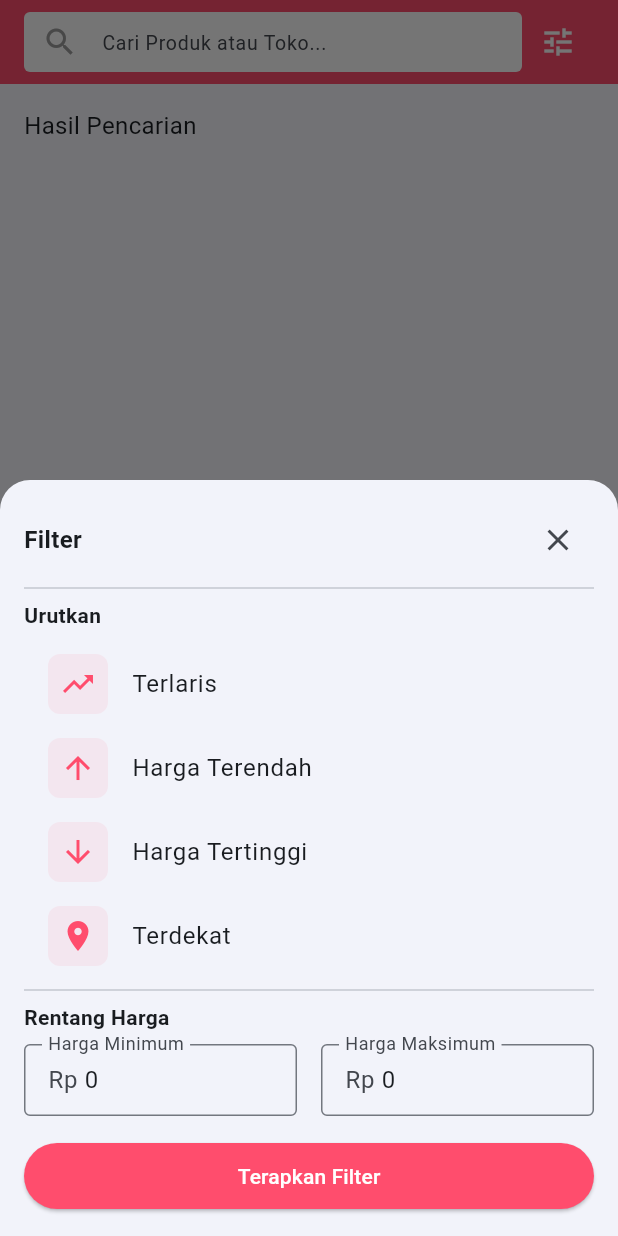
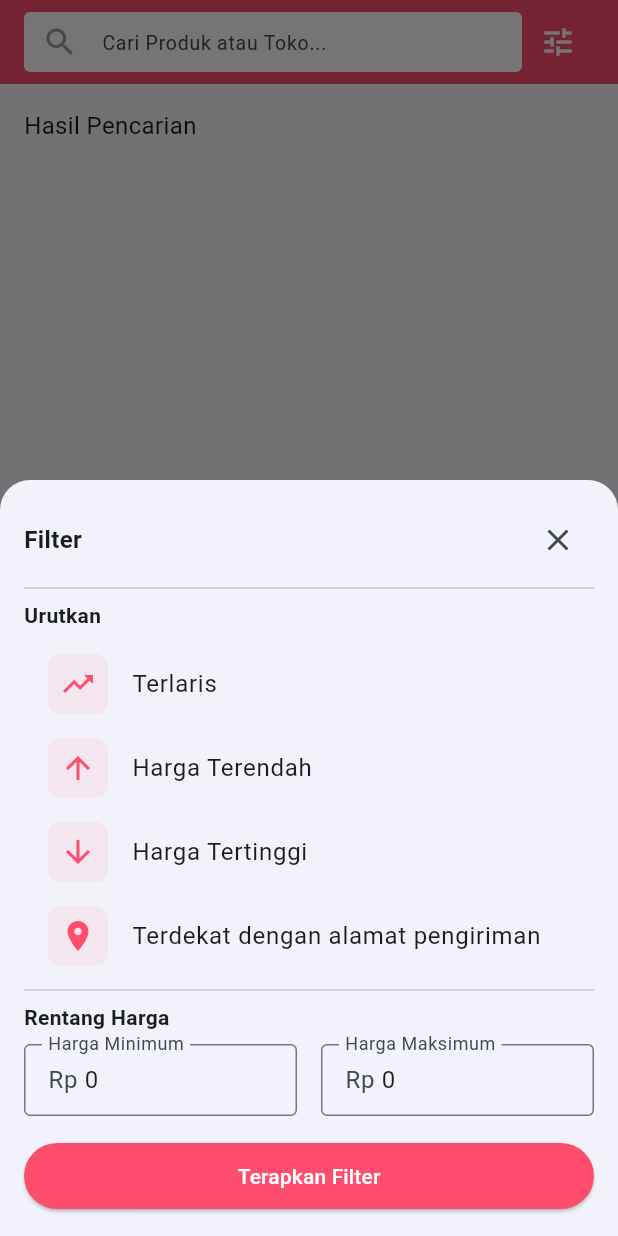
Before and after one commit to andhikafajarprayoga/ecommerce_kumbly, a Flutter app: the FindScreen screen opened directly, after a tap on the "tune" icon, on a phone screen of 412 x 824 dp. Run offline on Flutter 3.47's test engine with Material 3 defaults, Android fonts, the phone set to English and light mode, and no system bars; our stand-ins replace carousel_slider, flutter_map, geocoding, geolocator, get, google_fonts and 6 more; accounts and stored records are empty.

Commit message:
namah keterangan

```diff
--- a/lib/pages/buyer/find/find_screen.dart
+++ b/lib/pages/buyer/find/find_screen.dart
@@ -238,7 +238,7 @@ class _FindScreenState extends State<FindScreen> {
                   ),
                   child: Icon(Icons.location_on, color: AppTheme.primary),
                 ),
-                title: Text('Terdekat'),
+                title: Text('Terdekat dengan alamat pengiriman'),
                 onTap: () {
                   _sortByDistance();
                   Get.back();
```
